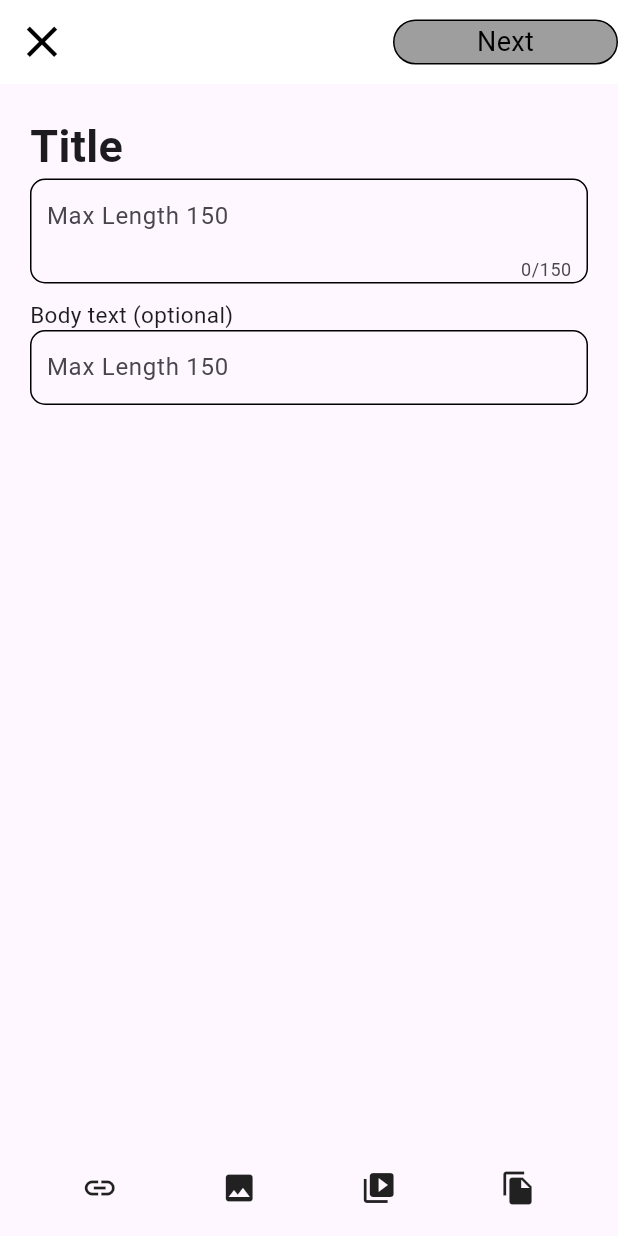
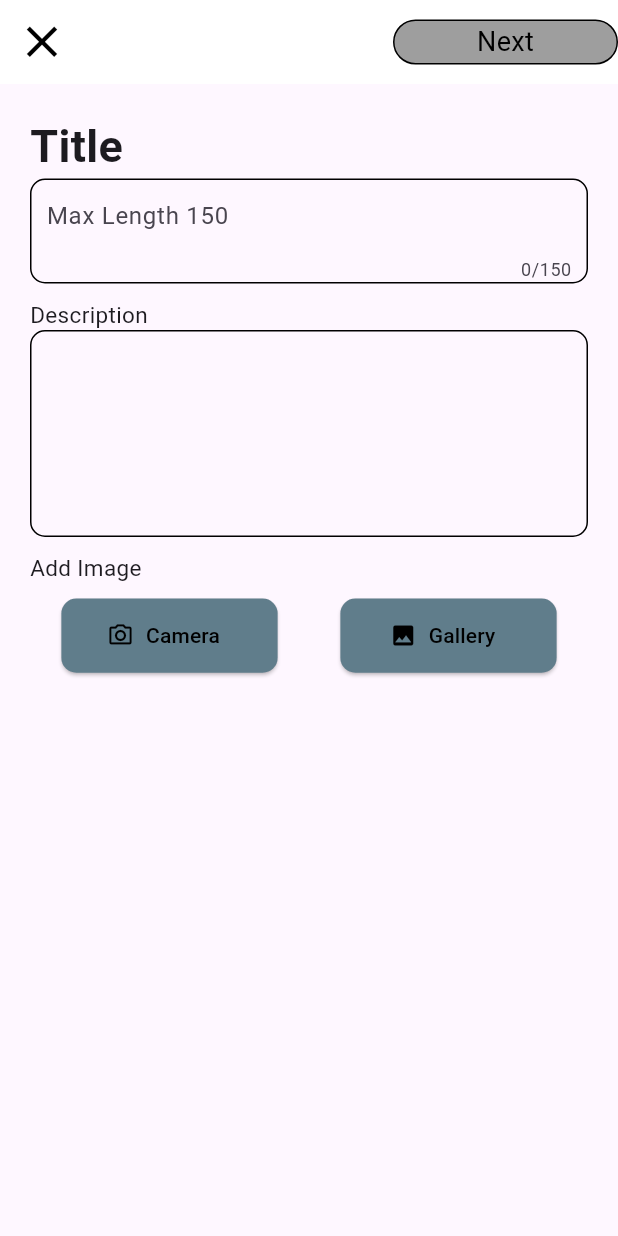
Before and after one commit to najeebnaju512/reddit_clone, a Flutter app: the CreateScreen screen opened directly, on a phone screen of 412 x 824 dp. Run offline on Flutter 3.47's test engine with Material 3 defaults, Android fonts, the phone set to English and light mode, and no system bars; our stand-ins replace carousel_slider, google_fonts, image_picker, shared_preferences; accounts and stored records are empty; statements that could not run were skipped.

Commit message:
some edit

```diff
--- /dev/null
+++ b/lib/global_widgets/image_icon.dart
@@ -0,0 +1,48 @@
+import 'package:flutter/material.dart';
+
+
+class ImageIconButton extends StatelessWidget {
+  final double width;
+  final double height;
+  final Function() onPressed;
+  final IconData icon;
+  final String label;
+  final Color iconColor;
+  final Color buttonColor;
+
+   ImageIconButton({
+    // Key key,
+    required this.width,
+    required this.height,
+    required this.onPressed,
+    required this.icon,
+    required this.label,
+    this.iconColor = Colors.black,
+    this.buttonColor = Colors.blueGrey,
+  });
+      // : super(key: key);
+
+  @override
+  Widget build(BuildContext context) {
+    return SizedBox(
+      width: width,
+      height: height,
+      child: ElevatedButton.icon(
+        style: ButtonStyle(
+          shape: MaterialStateProperty.all(
+            RoundedRectangleBorder(
+              borderRadius: BorderRadius.circular(10),
+            ),
+          ),
+          backgroundColor: MaterialStateProperty.all(buttonColor),
+        ),
+        onPressed: onPressed,
+        icon: Icon(icon, color: iconColor),
+        label: Text(
+          label,
+          style: TextStyle(color: Colors.black),
+        ),
+      ),
+    );
+  }
+}
--- a/lib/presentation/create_screen/view/create_screen.dart
+++ b/lib/presentation/create_screen/view/create_screen.dart
@@ -1,14 +1,43 @@
+import 'dart:io';
+
 import 'package:flutter/material.dart';
+import 'package:provider/provider.dart';
+import 'package:image_picker/image_picker.dart';
 
-class CreateScreen extends StatelessWidget {
+import '../../../global_widgets/image_icon.dart';
+import '../../bottom_navigation_screen/controller/bottom_nav_con';
+
+class CreateScreen extends StatefulWidget {
+  @override
+  State<CreateScreen> createState() => _CreateScreenState();
+}
+
+class _CreateScreenState extends State<CreateScreen> {
+
+  File? image;
+  TextEditingController nameControl = TextEditingController();
+  TextEditingController mobileControl = TextEditingController();
+
+  Future<void> _getImage(ImageSource source) async {
+    final pickedFile = await ImagePicker().pickImage(source: source);
+    if (pickedFile != null) {
+      setState(() {
+        image = File(pickedFile.path);
+      });
+    }
+  }
   @override
   Widget build(BuildContext context) {
+    var size = MediaQuery.of(context).size;
     return Scaffold(
       appBar: AppBar(
         backgroundColor: Colors.white,
         leading: IconButton(
           icon: Icon(Icons.close, size: 35, color: Colors.black),
-          onPressed: () {},
+          onPressed: () {
+            Provider.of<BottomNavigationController>(context, listen: false)
+                .currentIndex = 0;
+          },
         ),
         actions: [
           Container(
@@ -43,56 +72,78 @@ class CreateScreen extends StatelessWidget {
               style: TextStyle(fontSize: 30, fontWeight: FontWeight.bold),
             ),
             Container(
-              padding: EdgeInsetsDirectional.symmetric(horizontal: 10,),
+              padding: EdgeInsetsDirectional.symmetric(
+                horizontal: 10,
+              ),
               decoration: BoxDecoration(
-                border: Border.all(),
-                borderRadius: BorderRadius.circular(10)
-              ),
+                  border: Border.all(),
+                  borderRadius: BorderRadius.circular(10)),
               child: Center(
                 child: TextField(
                   maxLength: 150,
                   decoration: InputDecoration(
-                    hintText: "Max Length 150",
-                    border: InputBorder.none
-                  ),
+                      hintText: "Max Length 150", border: InputBorder.none),
                 ),
               ),
             ),
             SizedBox(height: 10), //for spacing between texts
             Text(
-              'Body text (optional)',
+              'Description',
               style: TextStyle(fontSize: 15, fontWeight: FontWeight.normal),
             ),
             Container(
-              padding: EdgeInsetsDirectional.symmetric(horizontal: 10,),
+              padding: EdgeInsetsDirectional.symmetric(
+                horizontal: 10,
+              ),
               decoration: BoxDecoration(
-                border: Border.all(),
-                borderRadius: BorderRadius.circular(10)
-              ),
+                  border: Border.all(),
+                  borderRadius: BorderRadius.circular(10)),
               child: Center(
                 child: TextField(
-                  decoration: InputDecoration(
-                    hintText: "Max Length 150",
-                    border: InputBorder.none
-                  ),
+                  maxLines: 5,
+                  decoration: InputDecoration(border: InputBorder.none),
                 ),
               ),
             ),
-            Spacer(),
-            Column(
-              mainAxisAlignment: MainAxisAlignment.end,
+            SizedBox(
+              height: 10,
+            ),
+             Text(
+              'Add Image',
+              style: TextStyle(fontSize: 15, fontWeight: FontWeight.normal),
+            ),
+            SizedBox(
+              height: 10,
+            ),
+            Row(
+              mainAxisAlignment: MainAxisAlignment.spaceAround,
               children: [
-                Row(
-                  mainAxisAlignment: MainAxisAlignment.spaceAround,
-                  children: [
-                    Icon(Icons.link),
-                    Icon(Icons.image),
-                    Icon(Icons.video_collection),
-                    Icon(Icons.file_copy),
-                  ],
+                ImageIconButton(
+                  width: size.width * .35,
+                  height: size.height * .06,
+                  onPressed: () => _getImage(ImageSource.camera),
+                  icon: Icons.camera_alt_outlined,
+                  label: 'Camera',
+                ),
+                ImageIconButton(
+                  width: size.width * .35,
+                  height: size.height * .06,
+                  onPressed: () => _getImage(ImageSource.gallery),
+                  icon: Icons.photo,
+                  label: 'Gallery',
                 ),
               ],
             ),
+            if (image != null)
+              Container(
+                margin: EdgeInsets.symmetric(vertical: 20),
+                height: 200,
+                width: 200,
+                child: Image.file(
+                  image!,
+                  fit: BoxFit.cover,
+                ),
+              ),
           ],
         ),
       ),
--- a/pubspec.yaml
+++ b/pubspec.yaml
@@ -42,6 +42,7 @@ dependencies:
   provider: ^6.1.2
   intl: ^0.19.0
   shared_preferences: ^2.2.3
+  image_picker: ^1.1.0
 
 dev_dependencies:
   flutter_test:
```
Also changed, not shown: lib/global_widgets/ggg.dart (deleted), pubspec.lock, 5 other files.
